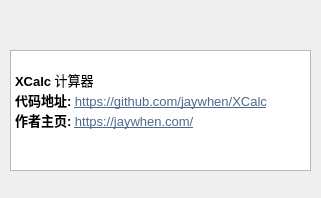
Above: aboutx.ui from jaywhen/LearnQt before the change. Below: the same form after it.
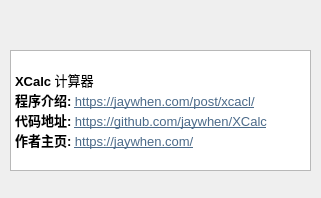
That is the form after the change.

```diff
--- a/aboutx.ui
+++ b/aboutx.ui
@@ -32,6 +32,7 @@
 &lt;/style&gt;&lt;/head&gt;&lt;body style=&quot; font-family:'Noto Sans'; font-size:10pt; font-weight:400; font-style:normal;&quot;&gt;
 &lt;p style=&quot;-qt-paragraph-type:empty; margin-top:0px; margin-bottom:0px; margin-left:0px; margin-right:0px; -qt-block-indent:0; text-indent:0px; font-family:'Noto Sans';&quot;&gt;&lt;br /&gt;&lt;/p&gt;
 &lt;p style=&quot; margin-top:0px; margin-bottom:0px; margin-left:0px; margin-right:0px; -qt-block-indent:0; text-indent:0px;&quot;&gt;&lt;span style=&quot; font-family:'Noto Sans'; font-weight:600;&quot;&gt;XCalc&lt;/span&gt;&lt;span style=&quot; font-family:'Noto Sans';&quot;&gt; 计算器&lt;/span&gt;&lt;/p&gt;
+&lt;p style=&quot; margin-top:0px; margin-bottom:0px; margin-left:0px; margin-right:0px; -qt-block-indent:0; text-indent:0px;&quot;&gt;&lt;span style=&quot; font-family:'Noto Sans'; font-weight:600;&quot;&gt;程序介绍:&lt;/span&gt;&lt;span style=&quot; font-family:'Noto Sans';&quot;&gt; &lt;/span&gt;&lt;a href=&quot;https://jaywhen.com/post/xcacl/&quot;&gt;&lt;span style=&quot; font-family:'Noto Sans'; text-decoration: underline; color:#4c6b8a;&quot;&gt;https://jaywhen.com/post/xcacl/&lt;/span&gt;&lt;/a&gt;&lt;/p&gt;
 &lt;p style=&quot; margin-top:0px; margin-bottom:0px; margin-left:0px; margin-right:0px; -qt-block-indent:0; text-indent:0px;&quot;&gt;&lt;span style=&quot; font-family:'Noto Sans'; font-weight:600;&quot;&gt;代码地址:&lt;/span&gt;&lt;span style=&quot; font-family:'Noto Sans';&quot;&gt; &lt;/span&gt;&lt;a href=&quot;https://github.com/jaywhen/XCalc&quot;&gt;&lt;span style=&quot; font-family:'Noto Sans'; text-decoration: underline; color:#4c6b8a;&quot;&gt;https://github.com/jaywhen/XCalc&lt;/span&gt;&lt;/a&gt;&lt;/p&gt;
 &lt;p style=&quot; margin-top:0px; margin-bottom:0px; margin-left:0px; margin-right:0px; -qt-block-indent:0; text-indent:0px;&quot;&gt;&lt;span style=&quot; font-family:'Noto Sans'; font-weight:600;&quot;&gt;作者主页:&lt;/span&gt;&lt;span style=&quot; font-family:'Noto Sans';&quot;&gt; &lt;/span&gt;&lt;a href=&quot;https://jaywhen.com/&quot;&gt;&lt;span style=&quot; font-family:'Noto Sans'; text-decoration: underline; color:#4c6b8a;&quot;&gt;https://jaywhen.com/&lt;/span&gt;&lt;/a&gt;&lt;/p&gt;&lt;/body&gt;&lt;/html&gt;</string>
    </property>
```
